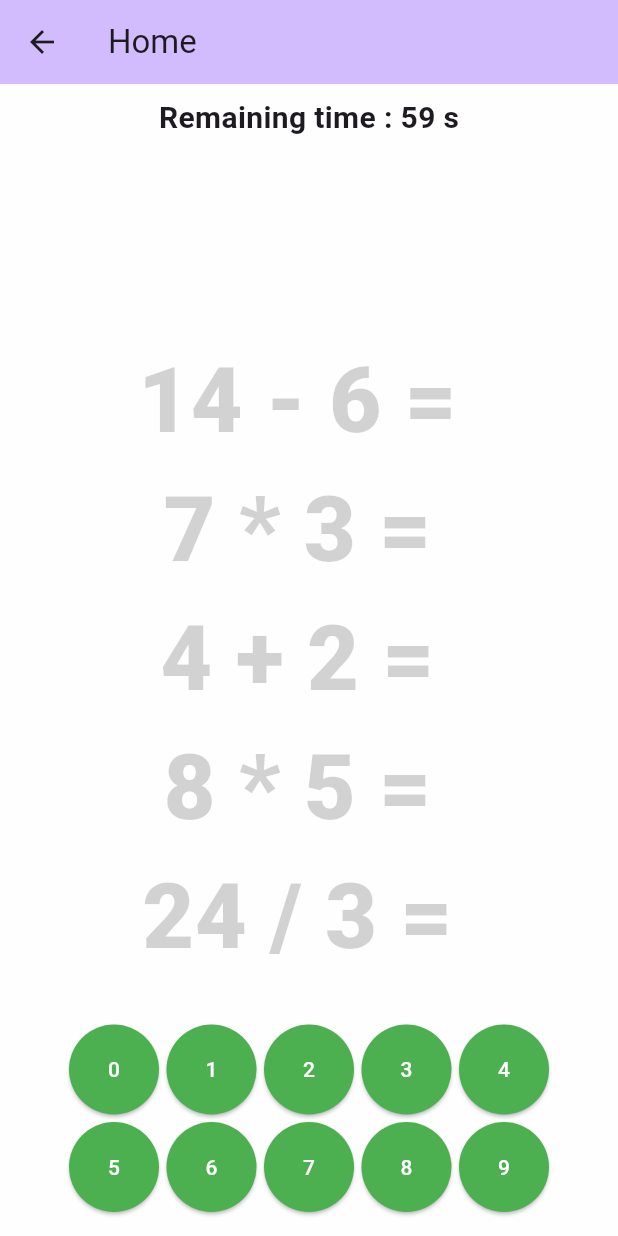
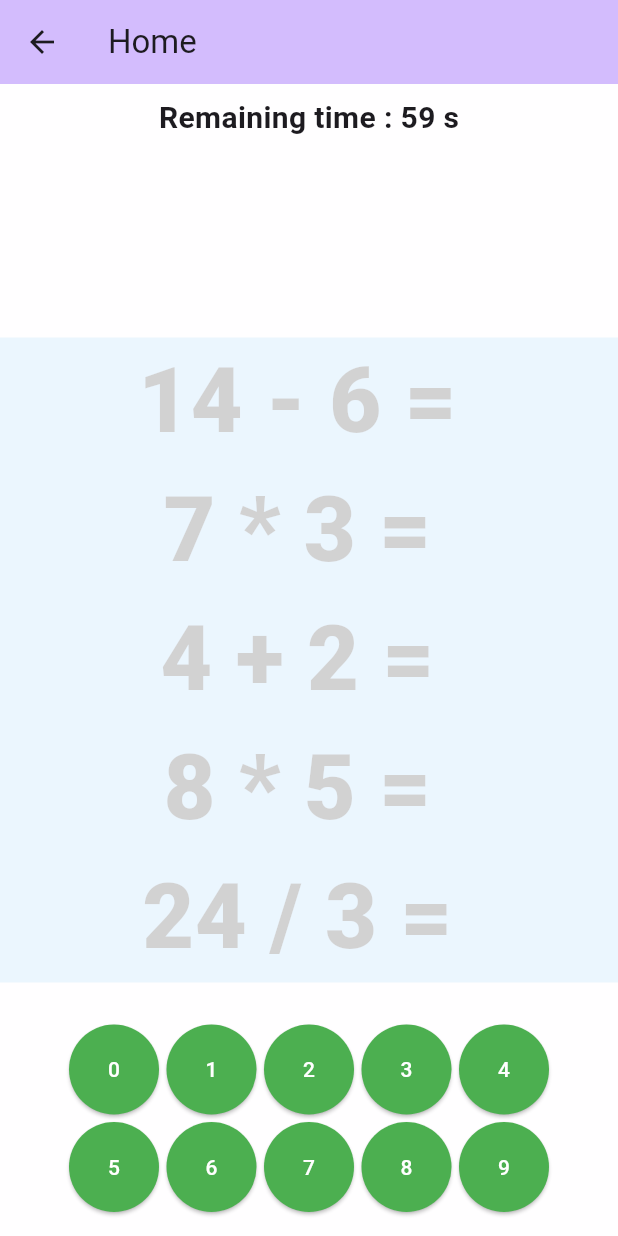
Before and after one commit to loloof64/ChainArithmetics, a Flutter app: the ThirtyQuestionsStandardPage screen opened directly, on a phone screen of 412 x 824 dp. Run offline on Flutter 3.47's test engine with Material 3 defaults, Android fonts, the phone set to English and light mode, and no system bars; drawn by our look-alikes of animated_list_plus; our stand-ins replace audioplayers.

Commit message:
feat: add backgrounds to the exercise zone
so that we can see clearly which zone is what

```diff
--- a/lib/pages/standard_exercises/thirty_questions/exercise_session.dart
+++ b/lib/pages/standard_exercises/thirty_questions/exercise_session.dart
@@ -274,14 +274,20 @@ class _ThirtyQuestionsStandardPageState
               crossAxisAlignment: CrossAxisAlignment.center,
               children: [
                 if (_firstOperationIndex > 0 && _previousAnswer != null)
-                  QuestionAnswerWidget(
-                    operation: _currentOperations
-                        .relatedOperations()[_firstOperationIndex - 1],
-                    userAnswer: _previousAnswer!,
+                  Container(
+                    color: Colors.brown.shade300,
+                    child: QuestionAnswerWidget(
+                      operation: _currentOperations
+                          .relatedOperations()[_firstOperationIndex - 1],
+                      userAnswer: _previousAnswer!,
+                    ),
                   ),
-                QuestionsBufferWidget(
-                  questions: _bufferQuestions,
-                  capacity: maxBufferOperations,
+                Container(
+                  color: Colors.blue.shade200,
+                  child: QuestionsBufferWidget(
+                    questions: _bufferQuestions,
+                    capacity: maxBufferOperations,
+                  ),
                 ),
               ],
             ),
```
